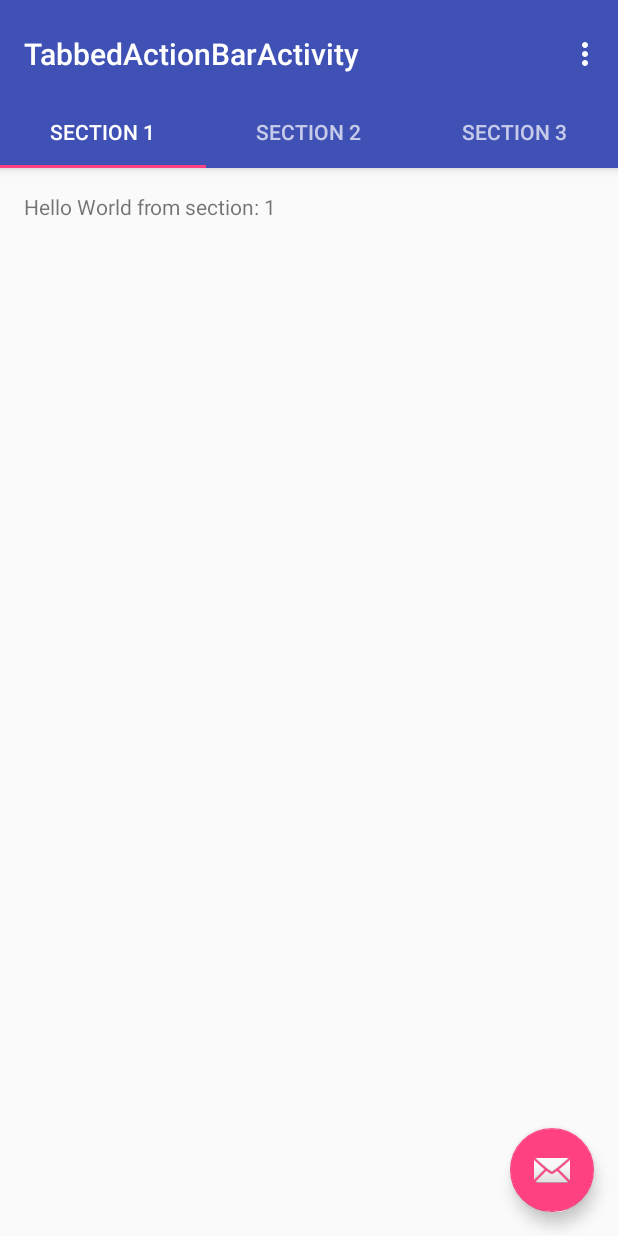
After one commit to Varnasus/feeling_fine, an Android app: the TabbedActionBarActivity screen opened directly, with no data from a screen before it, on a phone screen of 412 x 824 dp. The commit adds this screen. Run offline under Robolectric (Android 15) with nearby library versions, the light colour scheme and no system bars.

Commit message:
-Added ActionBar Tabbed activity

```diff
--- a/IronLegion/Mark1/app/src/main/AndroidManifest.xml
+++ b/IronLegion/Mark1/app/src/main/AndroidManifest.xml
@@ -38,6 +38,10 @@
         <activity
             android:name=".TabbedActivity"
             android:label="@string/title_activity_tabbed"
+            android:theme="@style/AppTheme.NoActionBar" />
+        <activity
+            android:name=".TabbedActionBarActivity"
+            android:label="@string/title_activity_tabbed_action_bar"
             android:theme="@style/AppTheme.NoActionBar"></activity>
     </application>
 
--- a/IronLegion/Mark1/app/src/main/java/com/example/android/mark1/MainActivity.java
+++ b/IronLegion/Mark1/app/src/main/java/com/example/android/mark1/MainActivity.java
@@ -49,6 +49,22 @@
             }
         });
 
+        findViewById(R.id.tab_2).setOnClickListener(new View.OnClickListener() {
+            @Override
+            public void onClick(View v) {
+                Intent intent = new Intent(MainActivity.this, TabbedActionBarActivity.class);
+                startActivity(intent);
+            }
+        });
+
+//        findViewById(R.id.tab_spinner).setOnClickListener(new View.OnClickListener() {
+//            @Override
+//            public void onClick(View v) {
+//                Intent intent = new Intent(MainActivity.this, TabbedActivity.class);
+//                startActivity(intent);
+//            }
+//        });
+
         findViewById(R.id.camera).setOnClickListener(new View.OnClickListener() {
             @Override
             public void onClick(View v) {
--- /dev/null
+++ b/IronLegion/Mark1/app/src/main/java/com/example/android/mark1/TabbedActionBarActivity.java
@@ -0,0 +1,162 @@
+package com.example.android.mark1;
+
+import android.support.design.widget.TabLayout;
+import android.support.design.widget.FloatingActionButton;
+import android.support.design.widget.Snackbar;
+import android.support.v7.app.AppCompatActivity;
+import android.support.v7.widget.Toolbar;
+
+import android.support.v4.app.Fragment;
+import android.support.v4.app.FragmentManager;
+import android.support.v4.app.FragmentPagerAdapter;
+import android.support.v4.view.ViewPager;
+import android.os.Bundle;
+import android.view.LayoutInflater;
+import android.view.Menu;
+import android.view.MenuItem;
+import android.view.View;
+import android.view.ViewGroup;
+
+import android.widget.TextView;
+
+public class TabbedActionBarActivity extends AppCompatActivity {
+
+    /**
+     * The {@link android.support.v4.view.PagerAdapter} that will provide
+     * fragments for each of the sections. We use a
+     * {@link FragmentPagerAdapter} derivative, which will keep every
+     * loaded fragment in memory. If this becomes too memory intensive, it
+     * may be best to switch to a
+     * {@link android.support.v4.app.FragmentStatePagerAdapter}.
+     */
+    private SectionsPagerAdapter mSectionsPagerAdapter;
+
+    /**
+     * The {@link ViewPager} that will host the section contents.
+     */
+    private ViewPager mViewPager;
+
+    @Override
+    protected void onCreate(Bundle savedInstanceState) {
+        super.onCreate(savedInstanceState);
+        setContentView(R.layout.activity_tabbed_action_bar);
+
+        Toolbar toolbar = (Toolbar) findViewById(R.id.toolbar);
+        setSupportActionBar(toolbar);
+        // Create the adapter that will return a fragment for each of the three
+        // primary sections of the activity.
+        mSectionsPagerAdapter = new SectionsPagerAdapter(getSupportFragmentManager());
+
+        // Set up the ViewPager with the sections adapter.
+        mViewPager = (ViewPager) findViewById(R.id.container);
+        mViewPager.setAdapter(mSectionsPagerAdapter);
+
+        TabLayout tabLayout = (TabLayout) findViewById(R.id.tabs);
+        tabLayout.setupWithViewPager(mViewPager);
+
+        FloatingActionButton fab = (FloatingActionButton) findViewById(R.id.fab);
+        fab.setOnClickListener(new View.OnClickListener() {
+            @Override
+            public void onClick(View view) {
+                Snackbar.make(view, "Replace with your own action", Snackbar.LENGTH_LONG)
+                        .setAction("Action", null).show();
+            }
+        });
+
+    }
+
+
+    @Override
+    public boolean onCreateOptionsMenu(Menu menu) {
+        // Inflate the menu; this adds items to the action bar if it is present.
+        getMenuInflater().inflate(R.menu.menu_tabbed_action_bar, menu);
+        return true;
+    }
+
+    @Override
+    public boolean onOptionsItemSelected(MenuItem item) {
+        // Handle action bar item clicks here. The action bar will
+        // automatically handle clicks on the Home/Up button, so long
+        // as you specify a parent activity in AndroidManifest.xml.
+        int id = item.getItemId();
+
+        //noinspection SimplifiableIfStatement
+        if (id == R.id.action_settings) {
+            return true;
+        }
+
+        return super.onOptionsItemSelected(item);
+    }
+
+    /**
+     * A placeholder fragment containing a simple view.
+     */
+    public static class PlaceholderFragment extends Fragment {
+        /**
+         * The fragment argument representing the section number for this
+         * fragment.
+         */
+        private static final String ARG_SECTION_NUMBER = "section_number";
+
+        public PlaceholderFragment() {
+        }
+
+        /**
+         * Returns a new instance of this fragment for the given section
+         * number.
+         */
+        public static PlaceholderFragment newInstance(int sectionNumber) {
+            PlaceholderFragment fragment = new PlaceholderFragment();
+            Bundle args = new Bundle();
+            args.putInt(ARG_SECTION_NUMBER, sectionNumber);
+            fragment.setArguments(args);
+            return fragment;
+        }
+
+        @Override
+        public View onCreateView(LayoutInflater inflater, ViewGroup container,
+                                 Bundle savedInstanceState) {
+            View rootView = inflater.inflate(R.layout.fragment_tabbed_action_bar, container, false);
+            TextView textView = (TextView) rootView.findViewById(R.id.section_label);
+            textView.setText(getString(R.string.section_format, getArguments().getInt(ARG_SECTION_NUMBER)));
+            return rootView;
+        }
+    }
+
+    /**
+     * A {@link FragmentPagerAdapter} that returns a fragment corresponding to
+     * one of the sections/tabs/pages.
+     */
+    public class SectionsPagerAdapter extends FragmentPagerAdapter {
+
+        public SectionsPagerAdapter(FragmentManager fm) {
+            super(fm);
+        }
+
+        @Override
+        public Fragment getItem(int position) {
+            // getItem is called to instantiate the fragment for the given page.
+            // Return a PlaceholderFragment (defined as a static inner class below).
+            return PlaceholderFragment.newInstance(position + 1);
+        }
+
+        @Override
+        public int getCount() {
+            // Show 3 total pages.
+            return 3;
+        }
+
+        @Override
+        public CharSequence getPageTitle(int position) {
+            switch (position) {
+                case 0:
+                    return "SECTION 1";
+                case 1:
+                    return "SECTION 2";
+                case 2:
+                    return "SECTION 3";
+            }
+            return null;
+        }
+    }
+}
--- a/IronLegion/Mark1/app/src/main/res/layout/activity_main.xml
+++ b/IronLegion/Mark1/app/src/main/res/layout/activity_main.xml
@@ -18,7 +18,7 @@
         android:src="@drawable/chiefs_logo" />
 
     <LinearLayout
-        android:id="@+id/table1"
+        android:id="@+id/table0"
         android:layout_width="wrap_content"
         android:layout_height="wrap_content"
         android:layout_below="@id/chiefslogo"
@@ -42,10 +42,10 @@
 
 
     <LinearLayout
-        android:id="@+id/table2"
+        android:id="@+id/table1"
         android:layout_width="wrap_content"
         android:layout_height="wrap_content"
-        android:layout_below="@id/table1"
+        android:layout_below="@id/table0"
         android:layout_centerInParent="true"
         android:orientation="horizontal">
 
@@ -62,6 +62,26 @@
             android:text="Tabbed" />
     </LinearLayout>
 
+    <LinearLayout
+        android:id="@+id/table2"
+        android:layout_width="wrap_content"
+        android:layout_height="wrap_content"
+        android:layout_below="@id/table1"
+        android:layout_centerInParent="true"
+        android:orientation="horizontal">
+
+        <Button
+            android:id="@+id/tab_2"
+            android:layout_width="150dp"
+            android:layout_height="50dp"
+            android:text="Tab Action Bar" />
+
+        <Button
+            android:id="@+id/tab_spinner"
+            android:layout_width="150dp"
+            android:layout_height="50dp"
+            android:text="Tab Spinner" />
+    </LinearLayout>
 
     <LinearLayout
         android:id="@+id/table3"
--- /dev/null
+++ b/IronLegion/Mark1/app/src/main/res/layout/activity_tabbed_action_bar.xml
@@ -0,0 +1,49 @@
+<?xml version="1.0" encoding="utf-8"?>
+<android.support.design.widget.CoordinatorLayout xmlns:android="http://schemas.android.com/apk/res/android"
+    xmlns:app="http://schemas.android.com/apk/res-auto"
+    xmlns:tools="http://schemas.android.com/tools"
+    android:id="@+id/main_content"
+    android:layout_width="match_parent"
+    android:layout_height="match_parent"
+    android:fitsSystemWindows="true"
+    tools:context="com.example.android.mark1.TabbedActionBarActivity">
+
+    <android.support.design.widget.AppBarLayout
+        android:id="@+id/appbar"
+        android:layout_width="match_parent"
+        android:layout_height="wrap_content"
+        android:paddingTop="@dimen/appbar_padding_top"
+        android:theme="@style/AppTheme.AppBarOverlay">
+
+        <android.support.v7.widget.Toolbar
+            android:id="@+id/toolbar"
+            android:layout_width="match_parent"
+            android:layout_height="?attr/actionBarSize"
+            android:background="?attr/colorPrimary"
+            app:layout_scrollFlags="scroll|enterAlways"
+            app:popupTheme="@style/AppTheme.PopupOverlay">
+
+        </android.support.v7.widget.Toolbar>
+
+        <android.support.design.widget.TabLayout
+            android:id="@+id/tabs"
+            android:layout_width="match_parent"
+            android:layout_height="wrap_content" />
+
+    </android.support.design.widget.AppBarLayout>
+
+    <android.support.v4.view.ViewPager
+        android:id="@+id/container"
+        android:layout_width="match_parent"
+        android:layout_height="match_parent"
+        app:layout_behavior="@string/appbar_scrolling_view_behavior" />
+
+    <android.support.design.widget.FloatingActionButton
+        android:id="@+id/fab"
+        android:layout_width="wrap_content"
+        android:layout_height="wrap_content"
+        android:layout_gravity="end|bottom"
+        android:layout_margin="@dimen/fab_margin"
+        app:srcCompat="@android:drawable/ic_dialog_email" />
+
+</android.support.design.widget.CoordinatorLayout>
--- /dev/null
+++ b/IronLegion/Mark1/app/src/main/res/layout/fragment_tabbed_action_bar.xml
@@ -0,0 +1,16 @@
+<RelativeLayout xmlns:android="http://schemas.android.com/apk/res/android"
+    xmlns:tools="http://schemas.android.com/tools"
+    android:layout_width="match_parent"
+    android:layout_height="match_parent"
+    android:paddingBottom="@dimen/activity_vertical_margin"
+    android:paddingLeft="@dimen/activity_horizontal_margin"
+    android:paddingRight="@dimen/activity_horizontal_margin"
+    android:paddingTop="@dimen/activity_vertical_margin"
+    tools:context="com.example.android.mark1.TabbedActionBarActivity$PlaceholderFragment">
+
+    <TextView
+        android:id="@+id/section_label"
+        android:layout_width="wrap_content"
+        android:layout_height="wrap_content" />
+
+</RelativeLayout>
--- /dev/null
+++ b/IronLegion/Mark1/app/src/main/res/menu/menu_tabbed_action_bar.xml
@@ -0,0 +1,10 @@
+<menu xmlns:android="http://schemas.android.com/apk/res/android"
+    xmlns:app="http://schemas.android.com/apk/res-auto"
+    xmlns:tools="http://schemas.android.com/tools"
+    tools:context="com.example.android.mark1.TabbedActionBarActivity">
+    <item
+        android:id="@+id/action_settings"
+        android:orderInCategory="100"
+        android:title="@string/action_settings"
+        app:showAsAction="never" />
+</menu>
--- a/IronLegion/Mark1/app/src/main/res/values/strings.xml
+++ b/IronLegion/Mark1/app/src/main/res/values/strings.xml
@@ -102,4 +102,5 @@
     <string name="title_home">Home</string>
     <string name="title_dashboard">Dashboard</string>
     <string name="title_notifications">Notifications</string>
+    <string name="title_activity_tabbed_action_bar">TabbedActionBarActivity</string>
 </resources>
```
